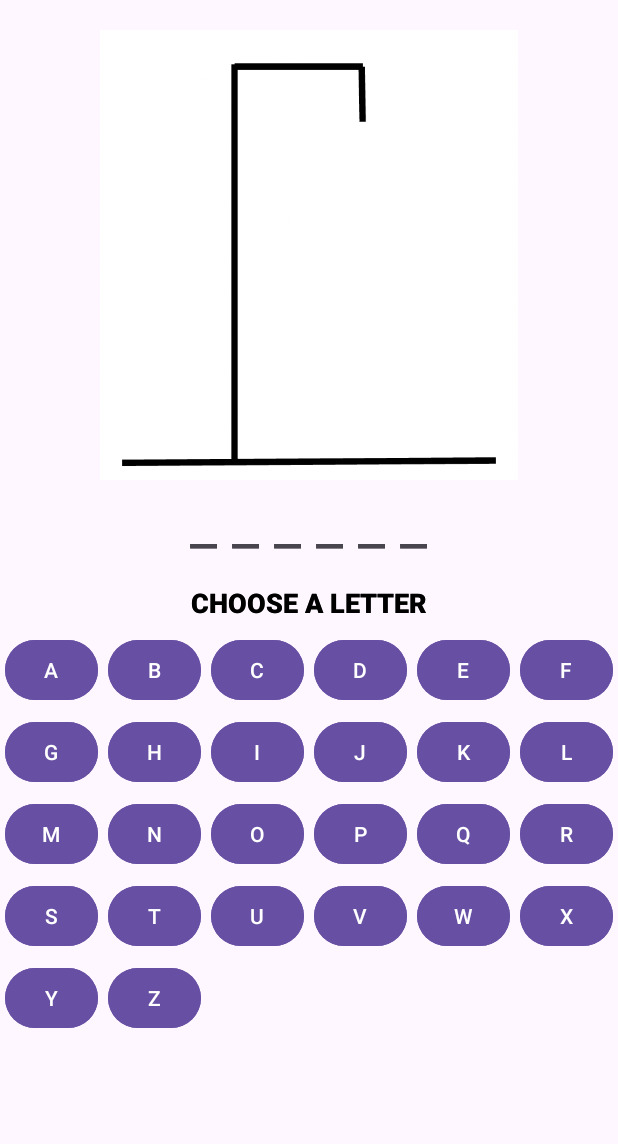
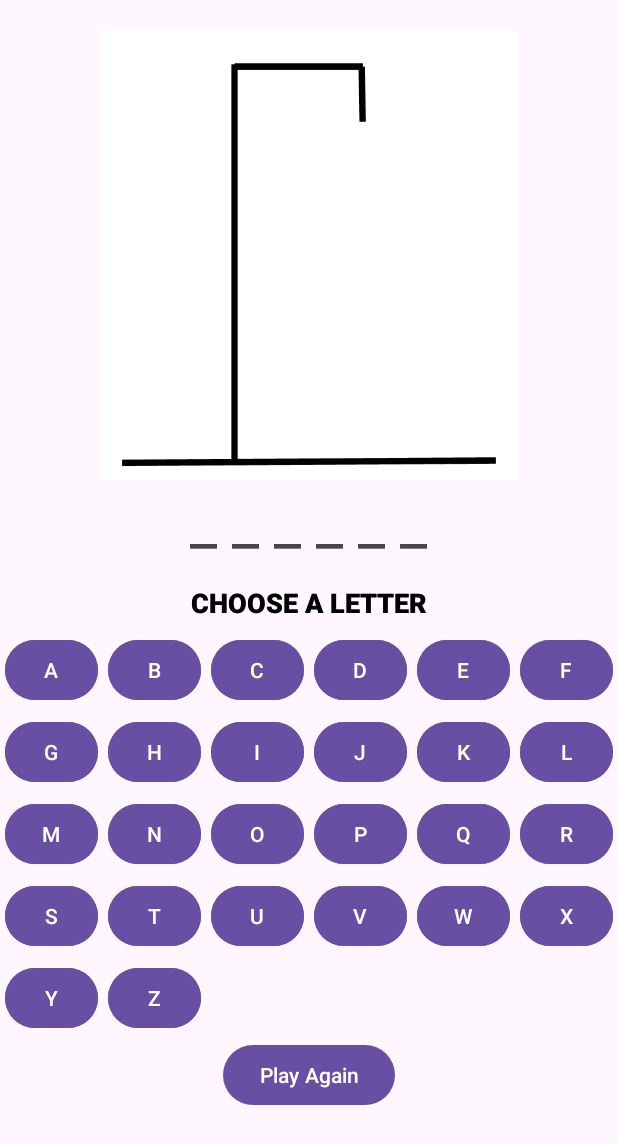
Before and after one commit to CS-501-TeamMSH/HW4-Q5, an Android app: the screen it shows after launch (MainActivity), on a phone screen of 412 x 824 dp. Shown: the top 1144 px of the screen. Run offline under Robolectric (Android 15) with nearby library versions, the phone set to English and light mode, and no system bars.

Commit message:
potrait mode hangman working. play again  not working

```diff
--- a/app/src/main/res/layout/activity_main.xml
+++ b/app/src/main/res/layout/activity_main.xml
@@ -36,13 +36,4 @@
 
 
 
-    <Button
-        android:id="@+id/playAgainButton"
-        android:layout_width="wrap_content"
-        android:layout_height="wrap_content"
-        android:text="Play Again"
-        android:layout_gravity="center_horizontal"
-        android:onClick="playAgain" />
-
-
 </androidx.constraintlayout.widget.ConstraintLayout>
--- a/app/src/main/res/layout/fragment_keyboard.xml
+++ b/app/src/main/res/layout/fragment_keyboard.xml
@@ -247,6 +247,16 @@
                 android:text="@string/z" />
         </GridLayout>
 
+        <Button
+            android:id="@+id/playAgainButton"
+            android:layout_width="wrap_content"
+            android:layout_height="wrap_content"
+            android:text="Play Again"
+            android:layout_gravity="center_horizontal"
+            android:onClick="playAgain" />
+
+
+
     </LinearLayout>
 
 </FrameLayout>
--- a/app/src/main/res/values/colors.xml
+++ b/app/src/main/res/values/colors.xml
@@ -2,4 +2,5 @@
 <resources>
     <color name="black">#FF000000</color>
     <color name="white">#FFFFFFFF</color>
+    <color name="disabledButtonBackground">#CCCCCC</color>
 </resources>
--- a/app/src/main/res/values/styles.xml
+++ b/app/src/main/res/values/styles.xml
@@ -1,7 +1,8 @@
 <?xml version="1.0" encoding="utf-8"?>
 <resources>
-    <style name="DisabledButton">
+    <style name="DisabledButtonStyle">
         <item name="android:background">@android:color/darker_gray</item>
         <item name="android:clickable">false</item>
+
     </style>
 </resources>
```
Also changed, not shown: app/src/main/java/com/example/hw4_q5/MainActivity.kt (+17 -15 lines).
